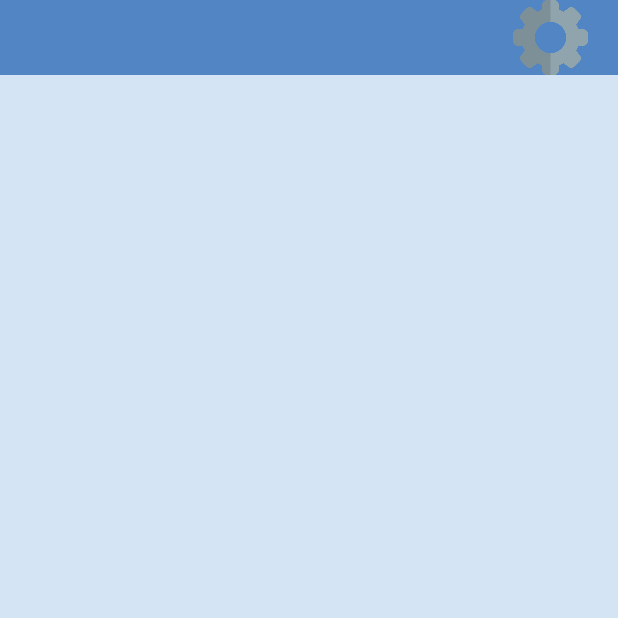
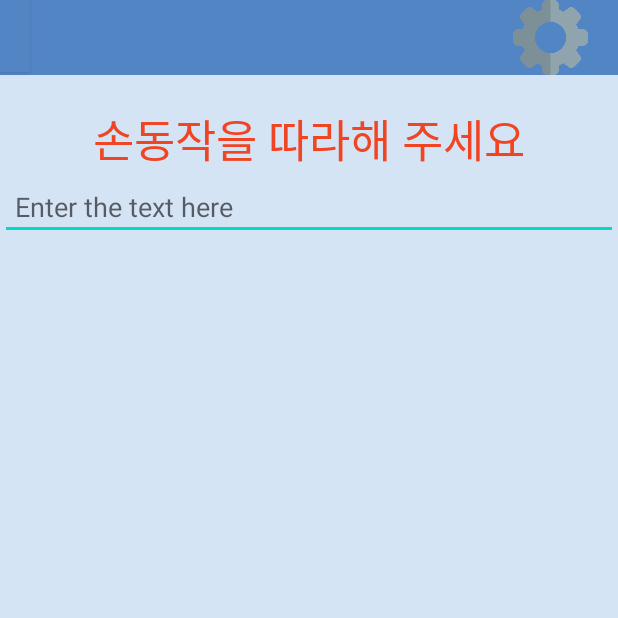
Before and after one commit to NanaYoungg/Potton, an Android app: the screen it shows after launch (MainActivity), on a phone screen of 412 x 824 dp, the top half of it. Run offline under Robolectric (Android 15) with nearby library versions, the phone set to English and light mode, and no system bars; 4 statements that could not run were skipped.

Commit message:
add tts service

```diff
--- a/app/src/main/java/com/example/potton/MainActivity.java
+++ b/app/src/main/java/com/example/potton/MainActivity.java
@@ -2,13 +2,19 @@ package com.example.potton;
 
 import androidx.appcompat.app.AppCompatActivity;
 
+import android.annotation.TargetApi;
 import android.content.Intent;
+import android.os.Build;
 import android.os.Bundle;
+import android.speech.tts.TextToSpeech;
+import android.util.Log;
 import android.view.View;
 import android.view.WindowManager;
 import android.view.animation.AlphaAnimation;
 import android.view.animation.Animation;
 import android.view.animation.LinearInterpolator;
+import android.widget.Button;
+import android.widget.EditText;
 import android.widget.ImageButton;
 import android.widget.ImageView;
 import android.widget.TextView;
@@ -17,7 +23,15 @@ import com.airbnb.lottie.LottieAnimationView;
 import com.bumptech.glide.Glide;
 import com.bumptech.glide.request.target.GlideDrawableImageViewTarget;
 
+import java.util.HashMap;
+import java.util.Locale;
+
 public class MainActivity extends AppCompatActivity {
+    private TextToSpeech textToSpeech ;
+    private Button btn;
+    private TextView inputText;
+    private EditText editText;
+
 
     @Override
     protected void onCreate(Bundle savedInstanceState) {
@@ -26,19 +40,26 @@ public class MainActivity extends AppCompatActivity {
         setContentView(R.layout.activity_main);
 
         ImageButton settingBtn = (ImageButton)findViewById(R.id.setting_btn);
-        TextView textView = (TextView)findViewById(R.id.main_tv);
+        btn = (Button)findViewById(R.id.button);
+        editText = (EditText) findViewById(R.id.et);
+
+        inputText = (TextView)findViewById(R.id.main_tv);
+        inputText.setText("손동작을 따라해 주세요");
+
+
+        //깜빡거림
         Animation mAnimation = new AlphaAnimation(1, 0);
         mAnimation.setDuration(2000);
         mAnimation.setInterpolator(new LinearInterpolator());
         mAnimation.setRepeatCount(Animation.INFINITE);
         mAnimation.setRepeatMode(Animation.REVERSE);
-        //애니메이션 시작
-        textView.startAnimation(mAnimation);
+        inputText.startAnimation(mAnimation);
 
+
+        //제스쳐 gif
         ImageView imageView = (ImageView)findViewById(R.id.main_gesture);
         GlideDrawableImageViewTarget gifImage = new GlideDrawableImageViewTarget(imageView);
         Glide.with(this).load(R.drawable.swipe_down).into(gifImage);
-
 
 
         //세팅 메뉴 이동
@@ -53,5 +74,50 @@ public class MainActivity extends AppCompatActivity {
             }
         });
 
+        textToSpeech = new TextToSpeech(getApplicationContext(), new TextToSpeech.OnInitListener() {
+            @Override
+            public void onInit(int status) {
+                if (status == TextToSpeech.SUCCESS) {
+                    int ttsLang = textToSpeech.setLanguage(Locale.KOREAN);
+
+                    if (ttsLang == TextToSpeech.LANG_MISSING_DATA
+                            || ttsLang == TextToSpeech.LANG_NOT_SUPPORTED) {
+                        Log.e("TTS", "The Language is not supported!");
+                    } else {
+                        Log.i("TTS", "Language Supported.");
+                    }
+                    Log.i("TTS", "Initialization success.");
+                } else {
+                }
+            }
+        });
+
+        btn.setOnClickListener(new View.OnClickListener() {
+
+            @Override
+            public void onClick(View arg0) {
+
+                String data = editText.getText().toString();
+                Log.i("TTS", "button clicked: " + data);
+                int speechStatus = textToSpeech.speak(data, TextToSpeech.QUEUE_FLUSH, null);
+
+                if (speechStatus == TextToSpeech.ERROR) {
+                    Log.e("TTS", "Error in converting Text to Speech!");
+                }
+            }
+
+        });
+
+
+
     }
+    @Override
+    public void onDestroy() {
+        super.onDestroy();
+        if (textToSpeech != null) {
+            textToSpeech.stop();
+            textToSpeech.shutdown();
+        }
+    }
+
 }
--- a/app/src/main/res/layout/activity_main.xml
+++ b/app/src/main/res/layout/activity_main.xml
@@ -14,6 +14,28 @@
         app:layout_constraintTop_toTopOf="parent"
         app:layout_constraintLeft_toLeftOf="parent"
         android:background="@color/colorSlapsh"
+        />
+
+    <EditText
+        android:id="@+id/et"
+        android:layout_width="match_parent"
+        android:layout_height="wrap_content"
+        android:hint="Enter the text here"
+        android:paddingBottom="10dp"
+        android:paddingLeft="10dp"
+        android:paddingRight="10dp"
+        android:paddingTop="10dp"
+        app:layout_constraintTop_toBottomOf="@id/main_tv"
+        app:layout_constraintLeft_toLeftOf="@id/main_tv"
+        />
+
+    <Button
+        android:id="@+id/button"
+        android:layout_width="20dp"
+        android:layout_height="wrap_content"
+        android:background="@color/colorSlapsh"
+        app:layout_constraintLeft_toLeftOf="parent"
+        app:layout_constraintTop_toTopOf="parent"
         />
 
     <ImageButton
```
